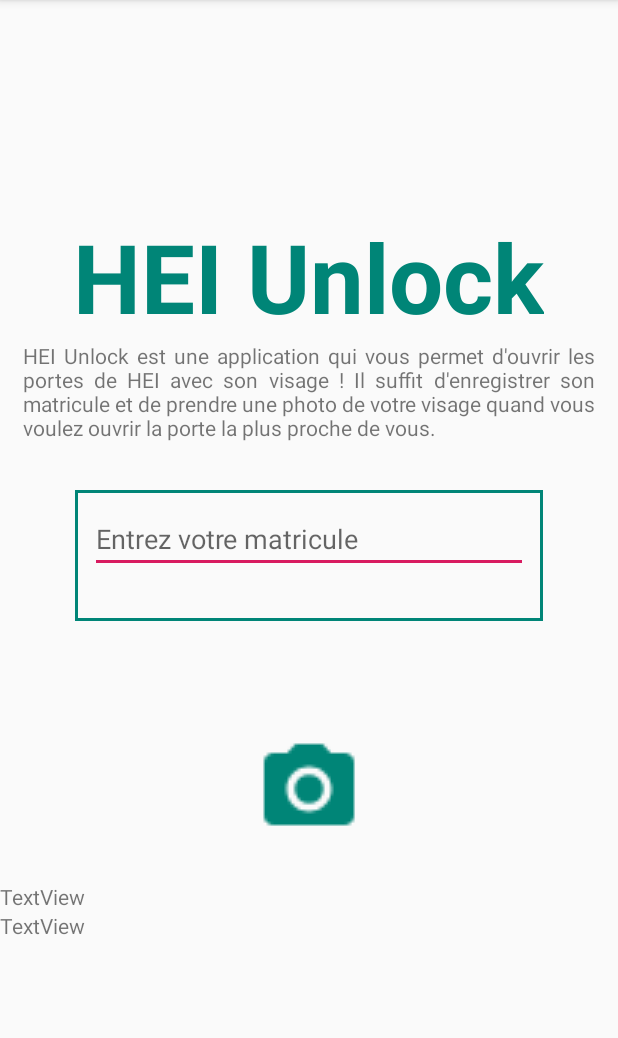
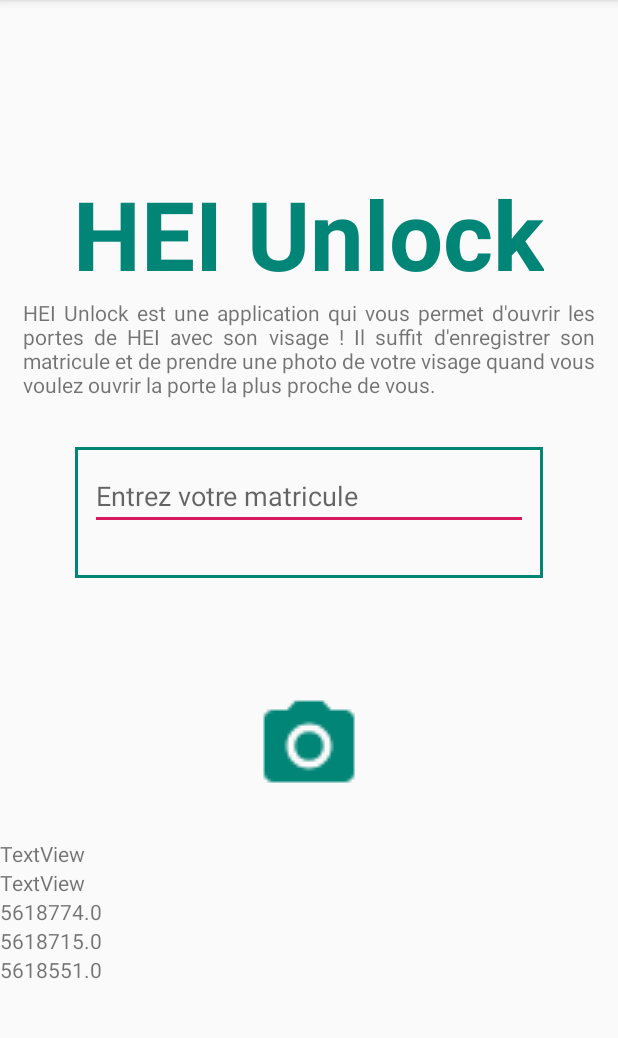
Before and after one commit to GauthierHEI/ProjetFaceRecognition, an Android app: the screen it shows after launch (MainActivity), on a phone screen of 412 x 824 dp, the part 84-1122 px from its top. Run offline under Robolectric (Android 15) with nearby library versions, the light colour scheme and no system bars.

Commit message:
Localisation + distance

```diff
--- a/app/src/main/java/com/example/projets8/MainActivity.java
+++ b/app/src/main/java/com/example/projets8/MainActivity.java
@@ -18,6 +18,7 @@ import android.widget.TextView;
 import android.widget.Toast;
 
 import java.text.SimpleDateFormat;
+import java.util.ArrayList;
 import java.util.Date;
 
 import static android.location.LocationProvider.OUT_OF_SERVICE;
@@ -26,11 +27,19 @@ public class MainActivity extends AppCompatActivity {
 
     String TAG = "GPS";
 
+    private double latitudeTelphone;
+    private double longitudeTelephone;
+    private ArrayList<Porte> portes;
+    private ArrayList<Double> distanceToPortes;
+
     LocationManager locationManager = null;
     private String fournisseur;
-    private TextView latitude;
-    private TextView longitude;
+    private TextView latitudeTextView;
+    private TextView longitudeTextView;
     private Button button;
+    private TextView distancePorteEntreeTextView;
+    private TextView distancePorteDerriereTextView;
+    private TextView distanceSalleClasseTextView;
 
     LocationListener ecouteurGPS = new LocationListener() {
         @Override
@@ -40,6 +49,9 @@ public class MainActivity extends AppCompatActivity {
             Toast.makeText(MainActivity.this, fournisseur + " localisation", Toast.LENGTH_SHORT).show();
 
             Log.d("GPS", "localisation : " + localisation.toString());
+
+            latitudeTelphone = localisation.getLatitude();
+            longitudeTelephone = localisation.getLongitude();
             String coordonnees = String.format("Latitude : %f - Longitude : %f\n", localisation.getLatitude(), localisation.getLongitude());
             Log.d("GPS", coordonnees);
             String autres = String.format("Vitesse : %f - Altitude : %f - Cap : %f\n", localisation.getSpeed(), localisation.getAltitude(), localisation.getBearing());
@@ -52,8 +64,8 @@ public class MainActivity extends AppCompatActivity {
 
             String strLatitude = String.format("Latitude : %f", localisation.getLatitude());
             String strLongitude = String.format("Longitude : %f", localisation.getLongitude());
-            latitude.setText(strLatitude);
-            longitude.setText(strLongitude);
+            latitudeTextView.setText(strLatitude);
+            longitudeTextView.setText(strLongitude);
         }
 
         @Override
@@ -93,9 +105,15 @@ public class MainActivity extends AppCompatActivity {
     @Override
     protected void onCreate(Bundle savedInstanceState) {
         super.onCreate(savedInstanceState);
+
+        portes = new ArrayList<Porte>();
+        portes.add(new Porte("porteEntree", 50.633792d,3.044914d));
+        portes.add(new Porte("porteDerriere", 50.633187d,3.046571d));
+        portes.add(new Porte("salleDeClasse", 50.631919d, 3.041823d));
+
         setContentView(R.layout.activity_main);
-        latitude = findViewById(R.id.latitude);
-        longitude = findViewById(R.id.longitude);
+        latitudeTextView = findViewById(R.id.latitude);
+        longitudeTextView = findViewById(R.id.longitude);
         button = findViewById(R.id.ButtonTest);
 
         button.setOnClickListener(new View.OnClickListener() {
@@ -108,6 +126,14 @@ public class MainActivity extends AppCompatActivity {
         Log.d(TAG, "OnCreate");
 
         initialiserLocalisation();
+
+        distancePorteEntreeTextView = findViewById(R.id.distancePorteEntree);
+        distancePorteDerriereTextView = findViewById(R.id.distancePorteDerriere);
+        distanceSalleClasseTextView = findViewById(R.id.distanceSalleClasse);
+
+        distanceToPortes = new ArrayList<Double>();
+        distancesPorte();
+
     }
 
     @Override
@@ -163,4 +189,36 @@ public class MainActivity extends AppCompatActivity {
 
         }
     }
+
+    private void distancesPorte() {
+        // A noter que les portes sont dans l'ordre suivant :
+        // 0- Porte d'entre
+        // 1- Porte de derriere
+        // 2- Salle de classe <-> Test
+
+        Location phonePosition = new Location("position Telephone");
+        phonePosition.setLatitude(latitudeTelphone);
+        phonePosition.setLongitude(longitudeTelephone);
+
+        Location frontDoorPosition = new Location("position porte entree");
+        frontDoorPosition.setLatitude(portes.get(0).getLatitude());
+        frontDoorPosition.setLongitude(portes.get(0).getLongitude());
+
+        Location backDoorPosition = new Location("position porte derriere");
+        backDoorPosition.setLatitude(portes.get(1).getLatitude());
+        backDoorPosition.setLongitude(portes.get(1).getLongitude());
+
+        Location classroomPosition = new Location("position salle de classe");
+        classroomPosition.setLatitude(portes.get(2).getLatitude());
+        classroomPosition.setLongitude(portes.get(2).getLongitude());
+
+        distanceToPortes.add((double) phonePosition.distanceTo(frontDoorPosition));
+        distanceToPortes.add((double) phonePosition.distanceTo(backDoorPosition));
+        distanceToPortes.add((double) phonePosition.distanceTo(classroomPosition));
+
+        distancePorteEntreeTextView.setText(distanceToPortes.get(0).toString());
+        distancePorteDerriereTextView.setText(distanceToPortes.get(1).toString());
+        distanceSalleClasseTextView.setText(distanceToPortes.get(2).toString());
+    }
+
 }
--- /dev/null
+++ b/app/src/main/java/com/example/projets8/Porte.java
@@ -0,0 +1,28 @@
+package com.example.projets8;
+
+import java.util.ArrayList;
+
+public class Porte {
+
+    private String name;
+    private double latitude;
+    private double longitude;
+
+    public Porte(String name, double latitude, double longitude) {
+        this.name = name;
+        this.latitude = latitude;
+        this.longitude = longitude;
+    }
+
+    public String getName() {
+        return name;
+    }
+
+    public double getLatitude() {
+        return latitude;
+    }
+
+    public double getLongitude() {
+        return longitude;
+    }
+}
--- a/app/src/main/res/layout/activity_main.xml
+++ b/app/src/main/res/layout/activity_main.xml
@@ -81,5 +81,20 @@
             android:layout_height="wrap_content"
             android:text="TextView" />
 
+        <TextView
+            android:id="@+id/distancePorteEntree"
+            android:layout_width="match_parent"
+            android:layout_height="wrap_content" />
+
+        <TextView
+            android:id="@+id/distancePorteDerriere"
+            android:layout_width="match_parent"
+            android:layout_height="wrap_content" />
+
+        <TextView
+            android:id="@+id/distanceSalleClasse"
+            android:layout_width="match_parent"
+            android:layout_height="wrap_content" />
+
     </LinearLayout>
 </android.support.constraint.ConstraintLayout>
--- a/build.gradle
+++ b/build.gradle
@@ -7,7 +7,7 @@ buildscript {
 
     }
     dependencies {
-        classpath 'com.android.tools.build:gradle:3.3.0'
+        classpath 'com.android.tools.build:gradle:3.3.1'
 
         // NOTE: Do not place your application dependencies here; they belong
         // in the individual module build.gradle files
```
